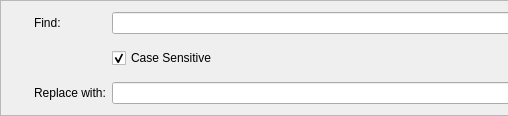
The window that src/editor/find.ui (igormironchik/markdown-tools) describes before a commit, drawn with Qt 5; both pictures show x 0 to 508 and y 0 to 116 of the 808 by 116 pixel window.
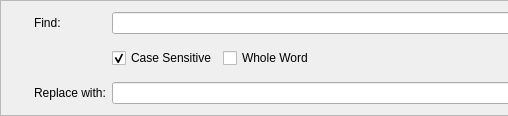
The same window after the commit. Custom widgets are drawn as their Qt base class.

Commit message: Add possibility to find in editor with "Whole Word" flag.

```diff
--- a/src/editor/find.ui
+++ b/src/editor/find.ui
@@ -154,6 +154,13 @@
           </property>
          </widget>
         </item>
+        <item>
+         <widget class="QCheckBox" name="m_wholeWord">
+          <property name="text">
+           <string>Whole Word</string>
+          </property>
+         </widget>
+        </item>
         <item>
          <spacer name="horizontalSpacer">
           <property name="orientation">
```
The commit also changes 5 other files.
